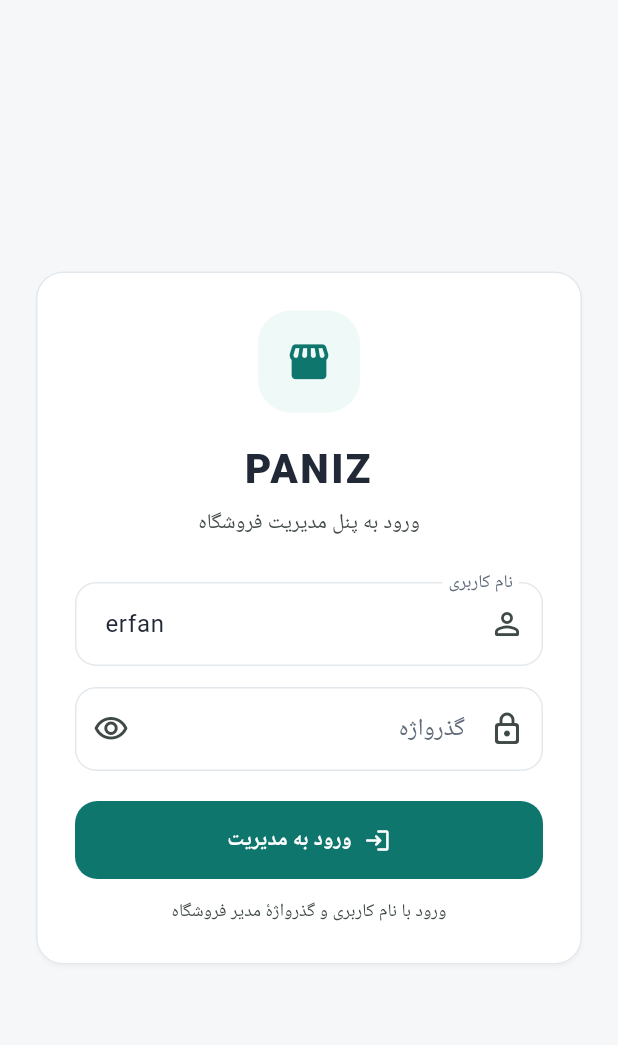
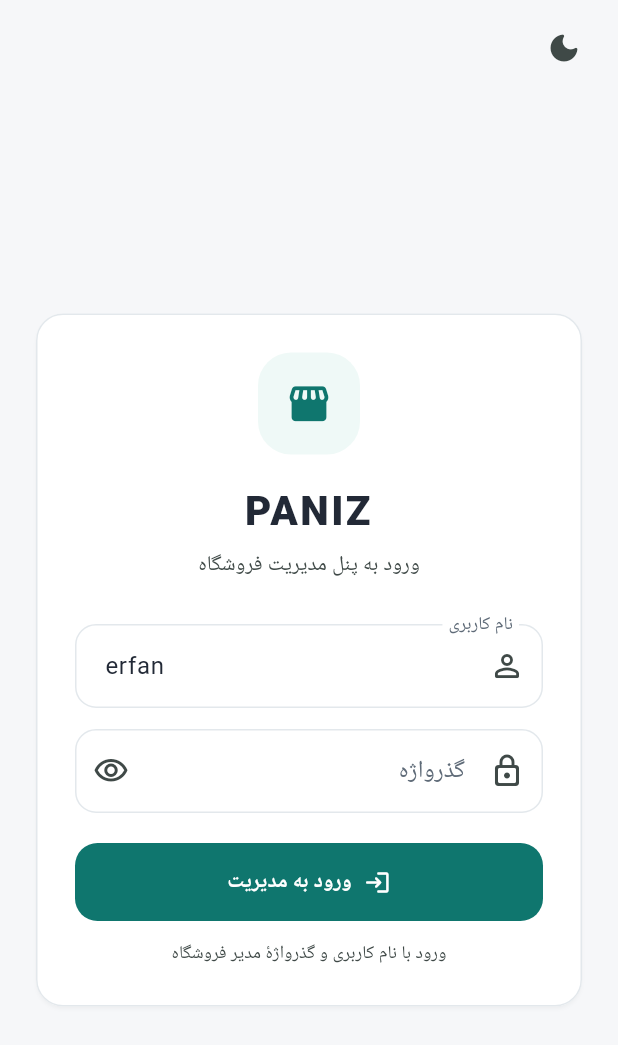
Before and after one commit to alonewickai-web/Paniz, a Flutter app: the screen it shows after launch, on a phone screen of 412 x 824 dp. Shown: the top 1045 px of the screen. Run offline on Flutter 3.47's test engine with Material 3 defaults, Android fonts, the phone set to English and light mode, and no system bars; our stand-ins replace dio, flutter_riverpod, flutter_secure_storage.

Commit message:
Add global admin theme toggle

```diff
--- /dev/null
+++ b/apps/admin-mobile/lib/core/theme_toggle.dart
@@ -0,0 +1,19 @@
+import 'package:flutter/material.dart';
+import 'package:flutter_riverpod/flutter_riverpod.dart';
+
+import 'providers.dart';
+
+class PanizThemeToggle extends ConsumerWidget {
+  const PanizThemeToggle({super.key});
+
+  @override
+  Widget build(BuildContext context, WidgetRef ref) {
+    ref.watch(themeModeProvider);
+    final isDark = Theme.of(context).brightness == Brightness.dark;
+    return IconButton(
+      tooltip: isDark ? 'تغییر به حالت روشن' : 'تغییر به حالت تیره',
+      onPressed: () => ref.read(themeModeProvider.notifier).setDark(!isDark),
+      icon: Icon(isDark ? Icons.light_mode_rounded : Icons.dark_mode_rounded),
+    );
+  }
+}
--- a/apps/admin-mobile/lib/features/auth/login_screen.dart
+++ b/apps/admin-mobile/lib/features/auth/login_screen.dart
@@ -3,6 +3,7 @@ import 'package:flutter_riverpod/flutter_riverpod.dart';
 
 import '../../core/admin_api.dart';
 import '../../core/providers.dart';
+import '../../core/theme_toggle.dart';
 
 class LoginScreen extends ConsumerStatefulWidget {
   const LoginScreen({super.key});
@@ -41,7 +42,9 @@ class _LoginScreenState extends ConsumerState<LoginScreen> {
   @override
   Widget build(BuildContext context) => Scaffold(
     body: SafeArea(
-      child: Center(
+      child: Column(children: [
+        const Align(alignment: AlignmentDirectional.centerStart, child: Padding(padding: EdgeInsetsDirectional.fromSTEB(12, 8, 12, 0), child: PanizThemeToggle())),
+        Expanded(child: Center(
         child: SingleChildScrollView(
           padding: const EdgeInsets.all(24),
           child: ConstrainedBox(
@@ -129,7 +132,8 @@ class _LoginScreenState extends ConsumerState<LoginScreen> {
             ),
           ),
         ),
-      ),
+      )),
+      ]),
     ),
   );
 }
--- a/apps/admin-mobile/pubspec.yaml
+++ b/apps/admin-mobile/pubspec.yaml
@@ -1,7 +1,7 @@
 name: panizstyle_admin
 description: PanizStyle store management app
 publish_to: none
-version: 0.2.5+7
+version: 0.2.6+8
 
 environment:
   sdk: '>=3.7.0 <4.0.0'
```
Also changed, not shown: apps/admin-mobile/lib/features/home/admin_home.dart (+8 -12 lines), 5 other files.
